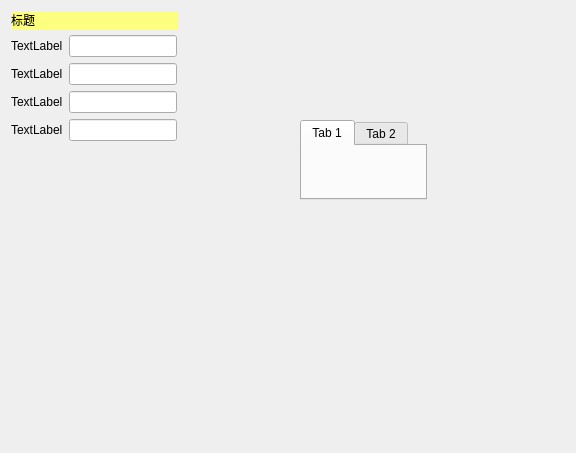
Old version of the form Qt/UILayout/UILayout/UiLay.ui in the repository Lxxing/BasicSytax.
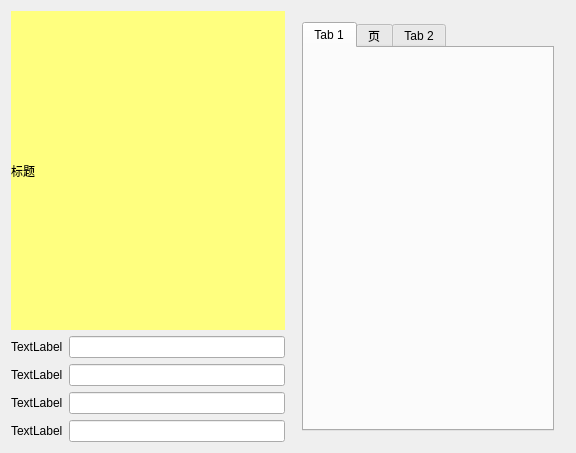
New version of the form.

What changed in the file:
```diff
--- a/Qt/UILayout/UILayout/UiLay.ui
+++ b/Qt/UILayout/UILayout/UiLay.ui
@@ -13,27 +13,10 @@
   <property name="windowTitle">
    <string>UiLay</string>
   </property>
-  <widget class="QTabWidget" name="tabWidget">
-   <property name="geometry">
-    <rect>
-     <x>300</x>
-     <y>120</y>
-     <width>127</width>
-     <height>80</height>
-    </rect>
-   </property>
-   <widget class="QWidget" name="tab">
-    <attribute name="title">
-     <string>Tab 1</string>
-    </attribute>
-   </widget>
-   <widget class="QWidget" name="tab_2">
-    <attribute name="title">
-     <string>Tab 2</string>
-    </attribute>
-   </widget>
-  </widget>
-  <widget class="QWidget" name="">
+  <layout class="QGridLayout" name="gridLayout">
+   <item row="0" column="0">
+    <layout class="QHBoxLayout" name="horizontalLayout_5">
+     <item>
    <layout class="QVBoxLayout" name="verticalLayout_2" stretch="1,3">
     <item>
      <widget class="QLabel" name="label">
@@ -115,7 +98,35 @@
      </layout>
     </item>
    </layout>
-  </widget>
+     </item>
+     <item>
+      <widget class="QWidget" name="widget" native="true">
+       <layout class="QVBoxLayout" name="verticalLayout_3">
+        <item>
+         <widget class="QTabWidget" name="tabWidget">
+          <widget class="QWidget" name="tab">
+           <attribute name="title">
+            <string>Tab 1</string>
+           </attribute>
+          </widget>
+          <widget class="QWidget" name="tab_3">
+           <attribute name="title">
+            <string>页</string>
+           </attribute>
+          </widget>
+          <widget class="QWidget" name="tab_2">
+           <attribute name="title">
+            <string>Tab 2</string>
+           </attribute>
+          </widget>
+         </widget>
+        </item>
+       </layout>
+      </widget>
+     </item>
+    </layout>
+   </item>
+  </layout>
  </widget>
  <layoutdefault spacing="6" margin="11"/>
  <resources/>
```
Lines whose indentation alone changed are shown as unchanged.
